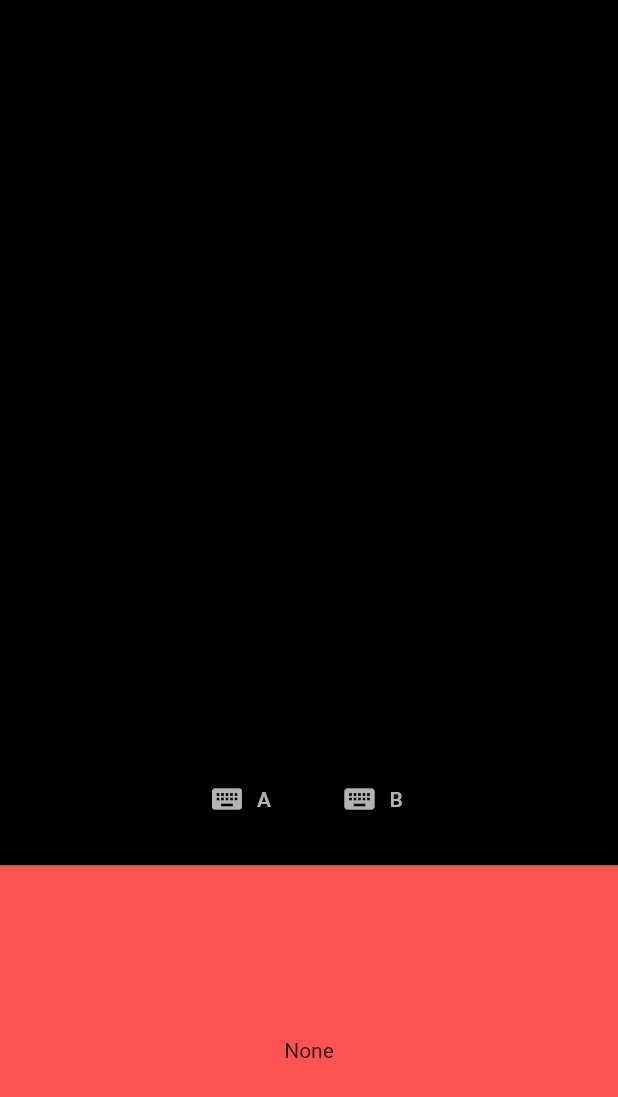
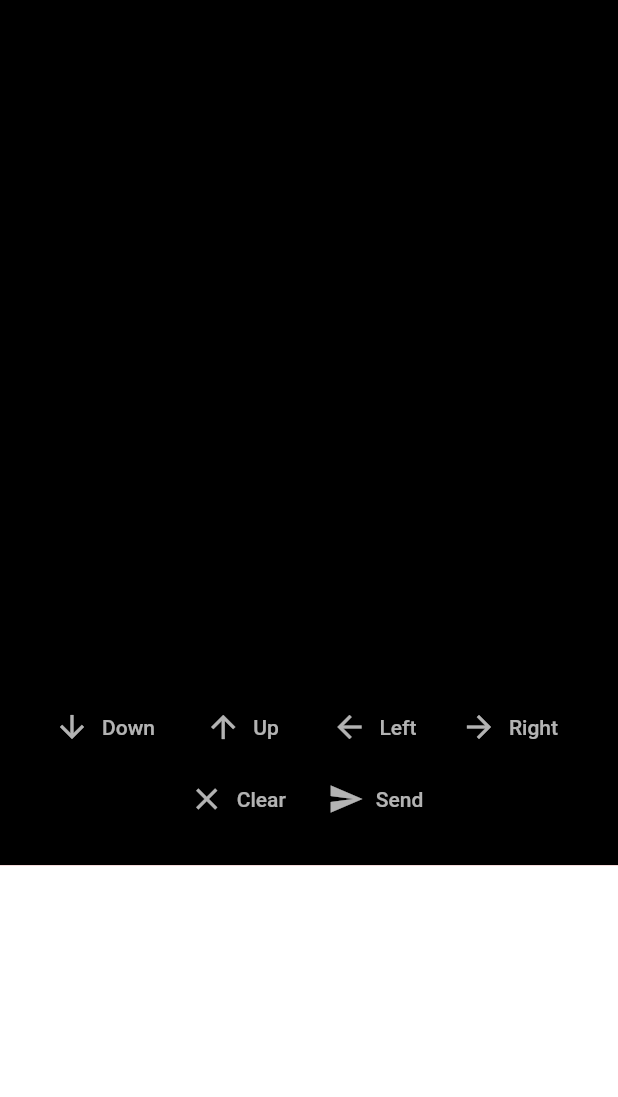
Before and after one commit to brianking13/Messaging_App, a Flutter app: the screen it shows after launch, on a phone screen of 412 x 824 dp. Shown: the top 1097 px of the screen. Run offline on Flutter 3.47's test engine with Material 2 defaults, Android fonts, the phone set to English and light mode, and no system bars.

Commit message:
now includes working model of a keyboard

```diff
--- a/lib/main.dart
+++ b/lib/main.dart
@@ -13,16 +13,30 @@ class Home extends StatefulWidget {
 }
 
 class _HomeState extends State<Home> {
-  String character = "None";
+  List <IconData> characters = [];
 
-  setCharacter(input){
-    character = input;
-    return character;
+  void setCharacter(input){
+    characters.add(input);
   }
 
-  printCharacter(){
-    return character;
+  void clear(){
+    characters = [];
   }
+
+  void send(){
+    for (var i = 0; i <= characters.length-1; i++){
+      print(translate(characters[i].toString()));
+  }}
+
+  //translate from icondata to text
+  translate(x){
+    if (x == "IconData(U+0E5DB)"){return "Down";}
+    if (x == "IconData(U+0E5D8)"){return "Up";}
+    if (x == "IconData(U+0E5C4)"){return "Left";}
+    if (x == "IconData(U+0E5C8)"){return "Right";}
+    else {return "Error";}
+  }
+
 
   @override
   Widget build(BuildContext context) {
@@ -33,15 +47,36 @@ class _HomeState extends State<Home> {
       Column(
         mainAxisAlignment: MainAxisAlignment.end,
         children: <Widget>[
+
+          // First row of buttons
           Row(
             mainAxisAlignment: MainAxisAlignment.center,
             children: <Widget>[
               FlatButton.icon(onPressed: (){setState(() {
-                setCharacter('A');
-              });}, icon: Icon(Icons.keyboard, color: Colors.white70,), label: Text("A",style: TextStyle(color: Colors.white70),), splashColor: Colors.redAccent,),
+                setCharacter(Icons.arrow_downward);
+              });}, icon: Icon(Icons.arrow_downward, color: Colors.white70,), label: Text("Down",style: TextStyle(color: Colors.white70),), splashColor: Colors.redAccent,),
               FlatButton.icon(onPressed: (){setState(() {
-                  setCharacter('B');
-              });}, icon: Icon(Icons.keyboard, color: Colors.white70,), label: Text("B",style: TextStyle(color: Colors.white70),), splashColor: Colors.redAccent,),
+                  setCharacter(Icons.arrow_upward);
+              });}, icon: Icon(Icons.arrow_upward, color: Colors.white70,), label: Text("Up",style: TextStyle(color: Colors.white70),), splashColor: Colors.redAccent,),
+              FlatButton.icon(onPressed: (){setState(() {
+                setCharacter(Icons.arrow_back);
+              });}, icon: Icon(Icons.arrow_back, color: Colors.white70,), label: Text("Left",style: TextStyle(color: Colors.white70),), splashColor: Colors.redAccent,),
+              FlatButton.icon(onPressed: (){setState(() {
+                setCharacter(Icons.arrow_forward);
+              });}, icon: Icon(Icons.arrow_forward, color: Colors.white70,), label: Text("Right",style: TextStyle(color: Colors.white70),), splashColor: Colors.redAccent,),
+            ],
+          ),
+
+          // Second row of buttons
+          Row(
+            mainAxisAlignment: MainAxisAlignment.center,
+            children: <Widget>[
+              FlatButton.icon(onPressed: (){setState(() {
+                clear();
+              });}, icon: Icon(Icons.clear, color: Colors.white70,), label: Text("Clear",style: TextStyle(color: Colors.white70),), splashColor: Colors.redAccent,),
+              FlatButton.icon(onPressed: (){setState(() {
+                send();
+              });}, icon: Icon(Icons.send, color: Colors.white70,), label: Text("Send",style: TextStyle(color: Colors.white70),), splashColor: Colors.redAccent,),
             ],
           ),
           SizedBox(height: 20,),
@@ -50,8 +85,19 @@ class _HomeState extends State<Home> {
             height: data.size.height * .3,
             child: Row(
               mainAxisAlignment: MainAxisAlignment.center,
+              crossAxisAlignment: CrossAxisAlignment.center,
               children: <Widget>[
-                Text(printCharacter())
+                Expanded(
+                  child: Container(
+                    color: Colors.white,
+                    child: ListView.builder(scrollDirection: Axis.horizontal,itemCount: characters.length,itemBuilder:(context, index){
+                      return Padding(
+                        padding: EdgeInsets.all(2.0),
+                        child: Icon(characters[characters.length-index-1]), //input from right to left
+                      );
+                    }),
+                  ),
+                )
               ],
             ),
           ),
```
